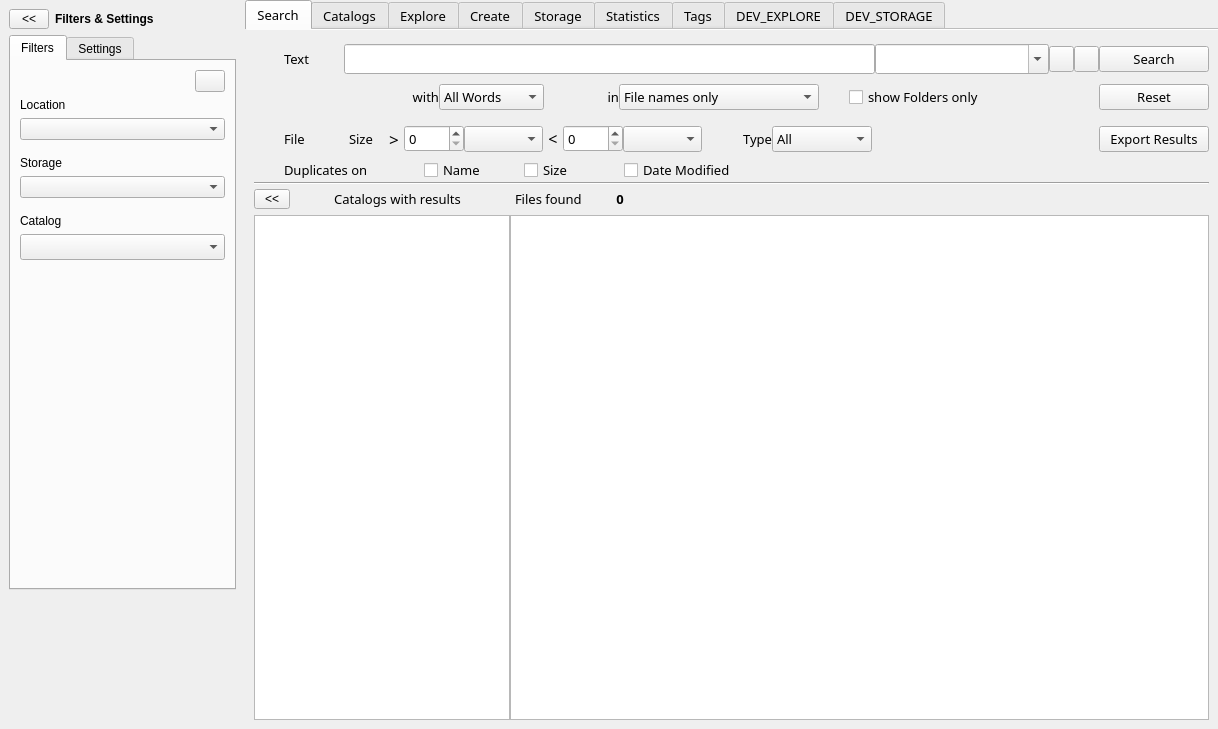
Above: mainwindow.ui from StephaneCouturier/Katalog before the change. Below: the same form after it.
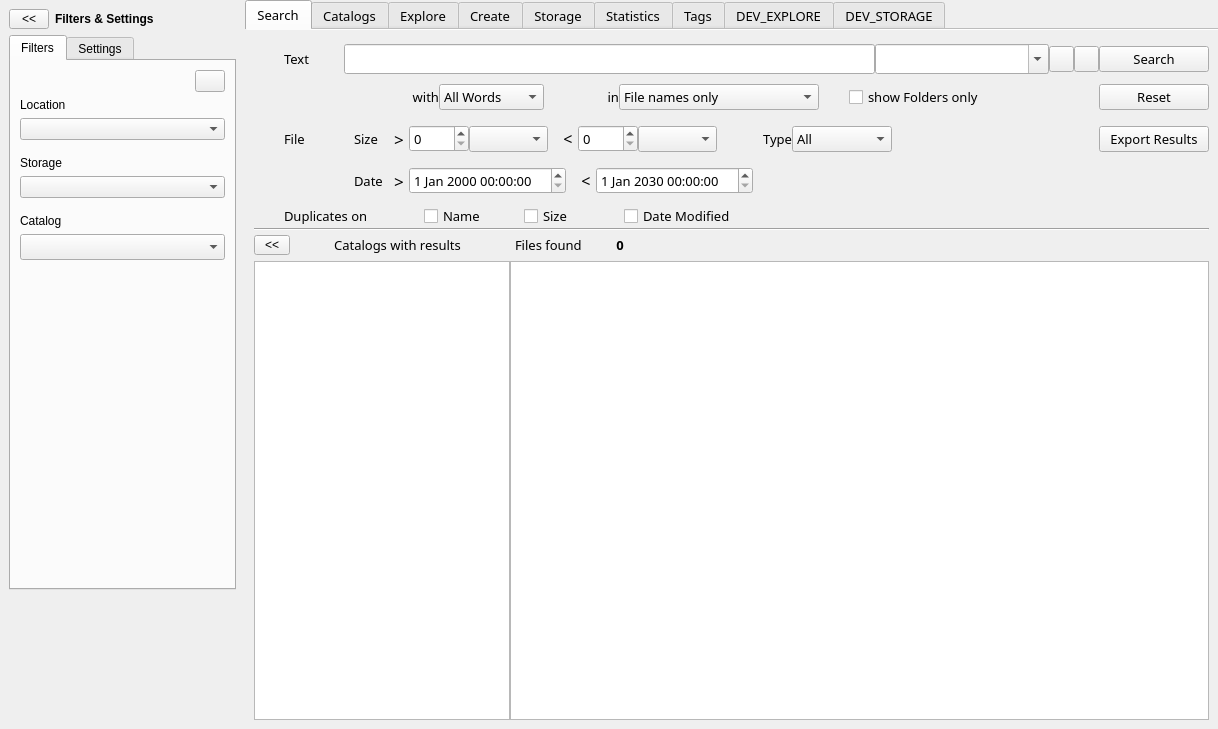
That is the form after the change. Icons and pictures are not drawn. Custom widgets are drawn as their Qt base class.

```diff
--- a/mainwindow.ui
+++ b/mainwindow.ui
@@ -13,6 +13,12 @@
     <height>729</height>
    </rect>
   </property>
+  <property name="minimumSize">
+   <size>
+    <width>900</width>
+    <height>0</height>
+   </size>
+  </property>
   <property name="windowTitle">
    <string>Katalog</string>
   </property>
@@ -753,7 +759,7 @@
       </property>
       <property name="minimumSize">
        <size>
-        <width>0</width>
+        <width>70</width>
         <height>0</height>
        </size>
       </property>
@@ -1410,7 +1416,7 @@
               </property>
               <property name="minimumSize">
                <size>
-                <width>65</width>
+                <width>70</width>
                 <height>0</height>
                </size>
               </property>
@@ -1511,7 +1517,23 @@
              </widget>
             </item>
             <item>
-             <widget class="QLabel" name="Search_label_Lower">
+             <spacer name="Search_horizontalSpacer_9">
+              <property name="orientation">
+               <enum>Qt::Horizontal</enum>
+              </property>
+              <property name="sizeType">
+               <enum>QSizePolicy::Fixed</enum>
+              </property>
+              <property name="sizeHint" stdset="0">
+               <size>
+                <width>10</width>
+                <height>20</height>
+               </size>
+              </property>
+             </spacer>
+            </item>
+            <item>
+             <widget class="QLabel" name="Search_label_SizeLower">
               <property name="sizePolicy">
                <sizepolicy hsizetype="Fixed" vsizetype="Preferred">
                 <horstretch>0</horstretch>
@@ -1639,7 +1661,7 @@
               </property>
               <property name="minimumSize">
                <size>
-                <width>40</width>
+                <width>45</width>
                 <height>0</height>
                </size>
               </property>
@@ -1782,6 +1804,159 @@
             </item>
            </layout>
           </item>
+          <item>
+           <layout class="QHBoxLayout" name="Search_horizontalLayout_SearchFile_2">
+            <property name="topMargin">
+             <number>0</number>
+            </property>
+            <property name="bottomMargin">
+             <number>0</number>
+            </property>
+            <item>
+             <widget class="QLabel" name="Search_label_LinkImage12">
+              <property name="sizePolicy">
+               <sizepolicy hsizetype="Fixed" vsizetype="Preferred">
+                <horstretch>0</horstretch>
+                <verstretch>0</verstretch>
+               </sizepolicy>
+              </property>
+              <property name="minimumSize">
+               <size>
+                <width>100</width>
+                <height>46</height>
+               </size>
+              </property>
+              <property name="maximumSize">
+               <size>
+                <width>16777215</width>
+                <height>46</height>
+               </size>
+              </property>
+              <property name="styleSheet">
+               <string notr="true">background: url(:/images/link-v.png) repeat-y left;</string>
+              </property>
+              <property name="text">
+               <string/>
+              </property>
+             </widget>
+            </item>
+            <item>
+             <widget class="QLabel" name="Search_label_Date">
+              <property name="minimumSize">
+               <size>
+                <width>35</width>
+                <height>0</height>
+               </size>
+              </property>
+              <property name="text">
+               <string>Date</string>
+              </property>
+             </widget>
+            </item>
+            <item>
+             <widget class="QLabel" name="Search_label_DateGreater">
+              <property name="sizePolicy">
+               <sizepolicy hsizetype="Fixed" vsizetype="Preferred">
+                <horstretch>0</horstretch>
+                <verstretch>0</verstretch>
+               </sizepolicy>
+              </property>
+              <property name="minimumSize">
+               <size>
+                <width>20</width>
+                <height>0</height>
+               </size>
+              </property>
+              <property name="font">
+               <font>
+                <family>Noto Sans</family>
+                <pointsize>13</pointsize>
+               </font>
+              </property>
+              <property name="text">
+               <string>&gt;</string>
+              </property>
+              <property name="alignment">
+               <set>Qt::AlignCenter</set>
+              </property>
+             </widget>
+            </item>
+            <item>
+             <widget class="QDateTimeEdit" name="Search_dateTimeEdit_Min"/>
+            </item>
+            <item>
+             <spacer name="Search_horizontalSpacer_7">
+              <property name="orientation">
+               <enum>Qt::Horizontal</enum>
+              </property>
+              <property name="sizeType">
+               <enum>QSizePolicy::Fixed</enum>
+              </property>
+              <property name="sizeHint" stdset="0">
+               <size>
+                <width>10</width>
+                <height>20</height>
+               </size>
+              </property>
+             </spacer>
+            </item>
+            <item>
+             <widget class="QLabel" name="Search_label_DateLower">
+              <property name="sizePolicy">
+               <sizepolicy hsizetype="Fixed" vsizetype="Preferred">
+                <horstretch>0</horstretch>
+                <verstretch>0</verstretch>
+               </sizepolicy>
+              </property>
+              <property name="minimumSize">
+               <size>
+                <width>20</width>
+                <height>0</height>
+               </size>
+              </property>
+              <property name="font">
+               <font>
+                <family>Noto Sans</family>
+                <pointsize>12</pointsize>
+               </font>
+              </property>
+              <property name="text">
+               <string>&lt;</string>
+              </property>
+              <property name="alignment">
+               <set>Qt::AlignCenter</set>
+              </property>
+             </widget>
+            </item>
+            <item>
+             <widget class="QDateTimeEdit" name="Search_dateTimeEdit_Max">
+              <property name="date">
+               <date>
+                <year>2030</year>
+                <month>1</month>
+                <day>1</day>
+               </date>
+              </property>
+             </widget>
+            </item>
+            <item>
+             <spacer name="Search_horizontalSpacer_8">
+              <property name="orientation">
+               <enum>Qt::Horizontal</enum>
+              </property>
+              <property name="sizeType">
+               <enum>QSizePolicy::Expanding</enum>
+              </property>
+              <property name="sizeHint" stdset="0">
+               <size>
+                <width>200</width>
+                <height>20</height>
+               </size>
+              </property>
+             </spacer>
+            </item>
+           </layout>
+          </item>
           <item>
            <layout class="QHBoxLayout" name="Search_horizontalLayout_Duplicates">
             <item>
```
Left out of the diff: 2 changed lines with no effect on the pictures.
